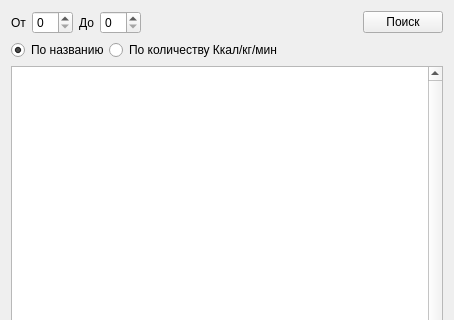
Qt form project/forms/Activity_seach.ui (Galoev/nutritionist-helper) before a commit; both pictures show x 0 to 454 and y 0 to 320 of the 454 by 603 pixel window.
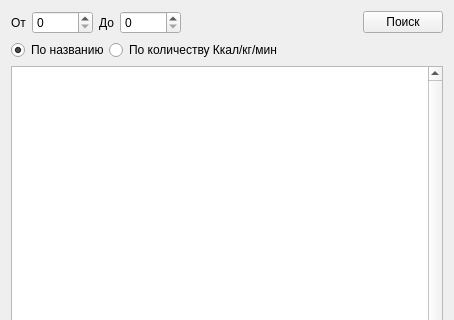
The same form after that commit. The open tabs and pages were chosen to show the change.

Diff of the .ui file:
```diff
--- a/project/forms/Activity_seach.ui
+++ b/project/forms/Activity_seach.ui
@@ -43,7 +43,11 @@
           </widget>
          </item>
          <item>
-          <widget class="QSpinBox" name="spinBox_calorieFrom"/>
+          <widget class="QSpinBox" name="spinBox_calorieFrom">
+           <property name="maximum">
+            <number>10000</number>
+           </property>
+          </widget>
          </item>
          <item>
           <widget class="QLabel" name="label_from">
@@ -53,7 +57,11 @@
           </widget>
          </item>
          <item>
-          <widget class="QSpinBox" name="spinBox_calorieTo"/>
+          <widget class="QSpinBox" name="spinBox_calorieTo">
+           <property name="maximum">
+            <number>10000</number>
+           </property>
+          </widget>
          </item>
          <item>
           <spacer name="horizontalSpacer_2">
```
